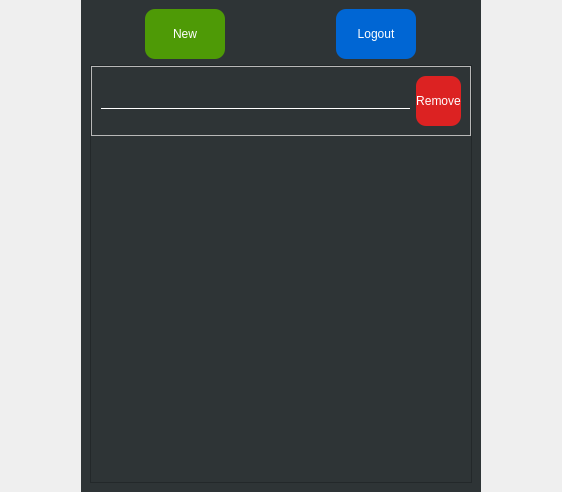
Before: the Qt Designer form ui/ui_main.ui in gilsongindrejr/TodoApp-Desktop, drawn with Qt 5.
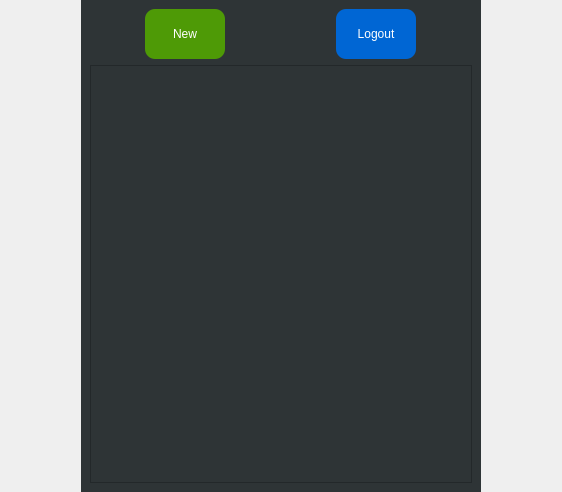
After: the same form once the commit is applied.

Commit message: Implemented remove function

The edit to the form file:
```diff
--- a/ui/ui_main.ui
+++ b/ui/ui_main.ui
@@ -347,46 +347,6 @@
              <property name="bottomMargin">
               <number>0</number>
              </property>
-             <item alignment="Qt::AlignTop">
-              <widget class="QFrame" name="frame_content">
-               <property name="maximumSize">
-                <size>
-                 <width>16777215</width>
-                 <height>70</height>
-                </size>
-               </property>
-               <property name="frameShape">
-                <enum>QFrame::StyledPanel</enum>
-               </property>
-               <property name="frameShadow">
-                <enum>QFrame::Raised</enum>
-               </property>
-               <layout class="QHBoxLayout" name="horizontalLayout_4">
-                <item>
-                 <widget class="QLineEdit" name="line_content"/>
-                </item>
-                <item>
-                 <widget class="QPushButton" name="btn_remove">
-                  <property name="minimumSize">
-                   <size>
-                    <width>0</width>
-                    <height>50</height>
-                   </size>
-                  </property>
-                  <property name="maximumSize">
-                   <size>
-                    <width>80</width>
-                    <height>16777215</height>
-                   </size>
-                  </property>
-                  <property name="text">
-                   <string>Remove</string>
-                  </property>
-                 </widget>
-                </item>
-               </layout>
-              </widget>
-             </item>
             </layout>
            </widget>
           </widget>
```
The commit also changes 2 other files.
